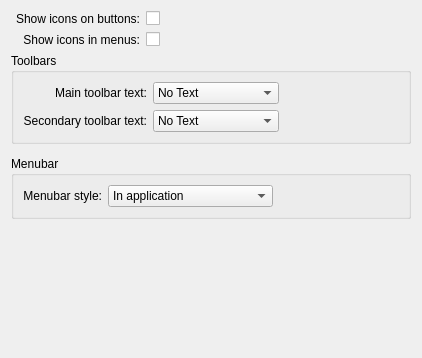
First picture: the form in kcms/style/finetuning.ui, repository Sonic-DE/sonic-desktop-interface, before the edit.
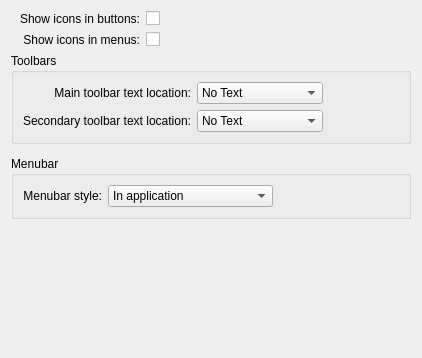
Second picture: the form after the edit. Custom widgets are drawn as their Qt base class.

Commit message:
text improvements for Colors, Icons, Style, and Workspace KCMs
Summary:

Implement some of @abetts' proposals in the above-mentioned bugs

Test Plan:
Tested in KDE Neon:

{F5479678}

{F5479394}

{F5479213}

{F5479363}

Reviewers: abetts, #vdg, #plasma, #documentation, apol

Reviewed By: abetts, #vdg, #plasma, apol

Subscribers: lueck, apol, plasma-devel, abetts

Tags: #plasma

The edit to the form file:
```diff
--- a/kcms/style/finetuning.ui
+++ b/kcms/style/finetuning.ui
@@ -41,7 +41,7 @@
    <item row="0" column="0">
     <widget class="QLabel" name="label_3">
      <property name="text">
-      <string>Show icons on buttons:</string>
+      <string>Show icons in buttons:</string>
      </property>
      <property name="alignment">
       <set>Qt::AlignRight|Qt::AlignTrailing|Qt::AlignVCenter</set>
@@ -60,7 +60,7 @@
       <item row="0" column="0">
        <widget class="QLabel" name="label">
         <property name="text">
-         <string>Main toolbar text:</string>
+         <string>Main toolbar text location:</string>
         </property>
         <property name="alignment">
          <set>Qt::AlignRight|Qt::AlignTrailing|Qt::AlignVCenter</set>
@@ -97,7 +97,7 @@
       <item row="1" column="0">
        <widget class="QLabel" name="label_2">
         <property name="text">
-         <string>Secondary toolbar text:</string>
+         <string>Secondary toolbar text location:</string>
         </property>
         <property name="alignment">
          <set>Qt::AlignRight|Qt::AlignTrailing|Qt::AlignVCenter</set>
```
The commit also changes 6 other files.
